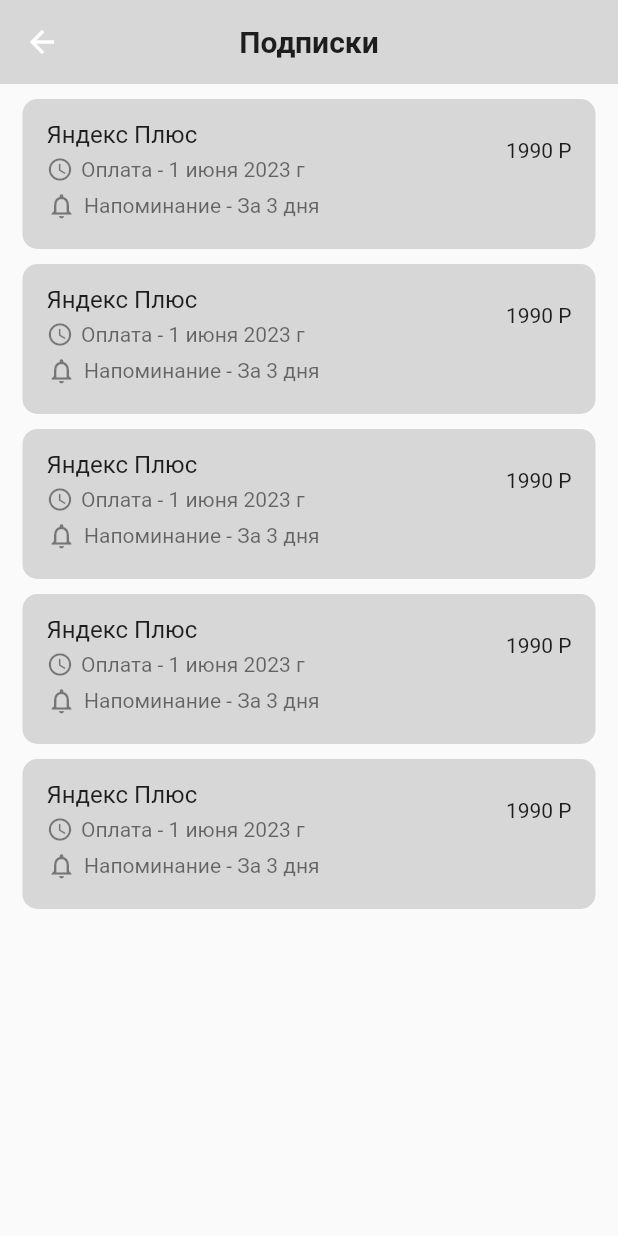
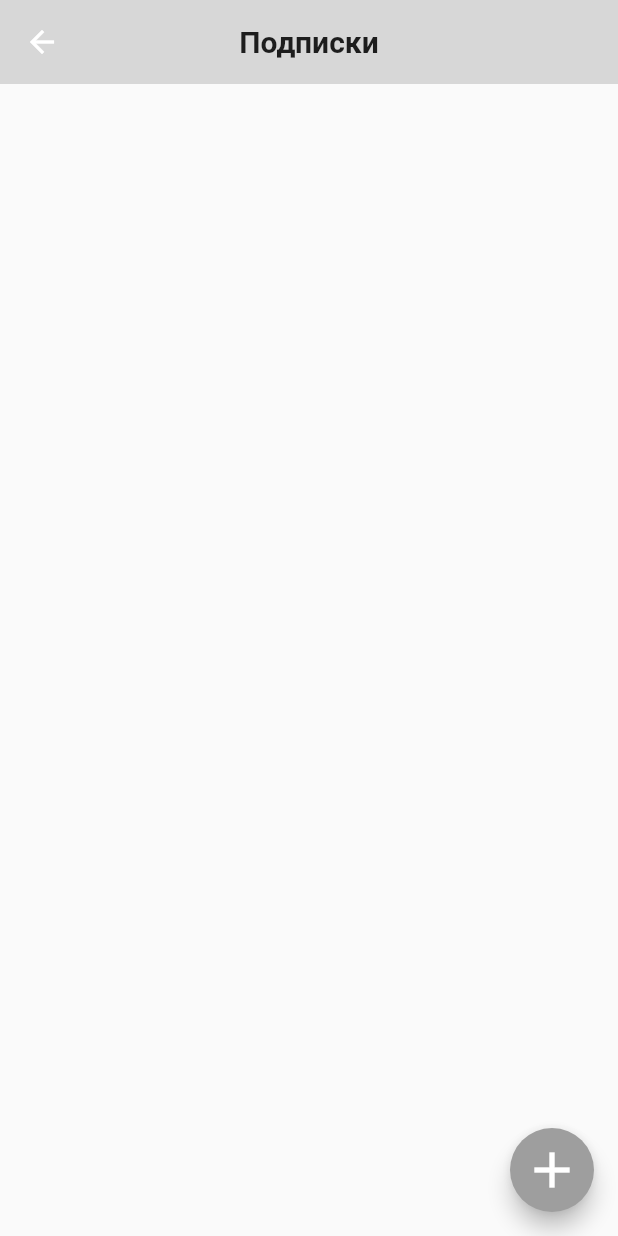
Before and after one commit to nvsces/finance-app, a Flutter app: the SubscriptionsPage screen opened by its route, on a phone screen of 412 x 824 dp. Run offline on Flutter 3.47's test engine with Material 2 defaults, Android fonts, the phone set to English and light mode, and no system bars; our stand-ins replace bloc, dio, file_picker, fl_chart, flutter_bloc, flutter_svg and 4 more; missing offline and left inert: flutter_pretty_dio_logger; accounts and stored records are empty; statements that could not run were skipped.

Commit message:
I'm stuck

```diff
--- /dev/null
+++ b/lib/data/models/subscription/subscription.dart
@@ -0,0 +1,91 @@
+// ignore_for_file: public_member_api_docs, sort_constructors_first
+import 'dart:convert';
+
+class SubscriptionModel {
+  final String name; // название
+  final String cost; // стоимость
+  final String currency; // валюта
+  final String date; // дата платежа
+  final String period; // период платежа
+  final String reminder; // напоминание
+  SubscriptionModel({
+    required this.name,
+    required this.cost,
+    required this.currency,
+    required this.date,
+    required this.period,
+    required this.reminder,
+  });
+
+  SubscriptionModel copyWith({
+    String? name,
+    String? cost,
+    String? currency,
+    String? date,
+    String? period,
+    String? reminder,
+  }) {
+    return SubscriptionModel(
+      name: name ?? this.name,
+      cost: cost ?? this.cost,
+      currency: currency ?? this.currency,
+      date: date ?? this.date,
+      period: period ?? this.period,
+      reminder: reminder ?? this.reminder,
+    );
+  }
+
+  Map<String, dynamic> toMap() {
+    return <String, dynamic>{
+      'name': name,
+      'cost': cost,
+      'currency': currency,
+      'date': date,
+      'period': period,
+      'reminder': reminder,
+    };
+  }
+
+  factory SubscriptionModel.fromMap(Map<String, dynamic> map) {
+    return SubscriptionModel(
+      name: map['name'] as String,
+      cost: map['cost'] as String,
+      currency: map['currency'] as String,
+      date: map['date'] as String,
+      period: map['period'] as String,
+      reminder: map['reminder'] as String,
+    );
+  }
+
+  String toJson() => json.encode(toMap());
+
+  factory SubscriptionModel.fromJson(String source) =>
+      SubscriptionModel.fromMap(json.decode(source) as Map<String, dynamic>);
+
+  @override
+  String toString() {
+    return 'Subscription(name: $name, cost: $cost, currency: $currency, date: $date, period: $period, reminder: $reminder)';
+  }
+
+  @override
+  bool operator ==(covariant SubscriptionModel other) {
+    if (identical(this, other)) return true;
+
+    return other.name == name &&
+        other.cost == cost &&
+        other.currency == currency &&
+        other.date == date &&
+        other.period == period &&
+        other.reminder == reminder;
+  }
+
+  @override
+  int get hashCode {
+    return name.hashCode ^
+        cost.hashCode ^
+        currency.hashCode ^
+        date.hashCode ^
+        period.hashCode ^
+        reminder.hashCode;
+  }
+}
--- a/lib/di/injector.dart
+++ b/lib/di/injector.dart
@@ -9,6 +9,7 @@
 import 'package:finance_app/domain/state/auth/auth_bloc.dart';
 import 'package:finance_app/domain/state/auth/login_cubit.dart';
 import 'package:finance_app/domain/state/expenses/expenses_bloc.dart';
+import 'package:finance_app/domain/state/subscription/subscription_bloc.dart';
 import 'package:finance_app/domain/state/upload_file/upload_file_bloc.dart';
 import 'package:get_it/get_it.dart';
 import 'package:shared_preferences/shared_preferences.dart';
@@ -59,4 +60,6 @@
   injector.registerFactory(() => LoginCubit(injector.get()));
 
   injector.registerFactory(() => UploadFileBloc(injector.get()));
+
+  // injector.registerFactory(() => SubscriptionBloc(injector.get()));
 }
--- /dev/null
+++ b/lib/domain/state/subscription/subscription_bloc.dart
@@ -0,0 +1,42 @@
+import 'package:bloc/bloc.dart';
+import 'package:freezed_annotation/freezed_annotation.dart';
+
+import '../../../data/models/subscription/subscription.dart';
+
+part 'subscription_bloc.freezed.dart';
+part 'subscription_event.dart';
+part 'subscription_state.dart';
+
+class SubscriptionBloc extends Bloc<SubscriptionEvent, SubscriptionState> {
+  SubscriptionBloc() : super(SubscriptionState.initial()) {
+    on<CreateSubscriptionEvent>(_create);
+    on<ReadSubscriptionEvent>(_read);
+    on<EditSubscriptionEvent>(_edit);
+    on<DeleteSubscriptionEvent>(_delete);
+  }
+  void _create(CreateSubscriptionEvent event, Emitter<SubscriptionState> emit) {
+    final state = this.state;
+    emit(SubscriptionState(
+        subscriptions: List.from(state.subscriptions)
+          ..add(event.subscriptions)));
+  }
+
+  // void updateCode(List subscriptions, String value, int index) {
+  //   subscriptions.insert(index, value);
+  //   emit(
+  //     state.copyWith(subscriptions: subscriptions),
+  //   );
+  // }
+
+  void _read(ReadSubscriptionEvent event, Emitter<SubscriptionState> emit) {
+    // ...
+  }
+
+  void _edit(EditSubscriptionEvent event, Emitter<SubscriptionState> emit) {
+    // ...
+  }
+
+  void _delete(DeleteSubscriptionEvent event, Emitter<SubscriptionState> emit) {
+    // ...
+  }
+}
--- /dev/null
+++ b/lib/domain/state/subscription/subscription_event.dart
@@ -0,0 +1,18 @@
+part of 'subscription_bloc.dart';
+
+@freezed
+class SubscriptionEvent with _$SubscriptionEvent {
+  const SubscriptionEvent._();
+
+  const factory SubscriptionEvent.read(
+      {required SubscriptionModel subscriptions}) = ReadSubscriptionEvent;
+
+  const factory SubscriptionEvent.create(
+      {required SubscriptionModel subscriptions}) = CreateSubscriptionEvent;
+
+  const factory SubscriptionEvent.edit(
+      {required SubscriptionModel subscriptions}) = EditSubscriptionEvent;
+
+  const factory SubscriptionEvent.delete(
+      {required SubscriptionModel subscriptions}) = DeleteSubscriptionEvent;
+}
--- /dev/null
+++ b/lib/domain/state/subscription/subscription_state.dart
@@ -0,0 +1,10 @@
+part of 'subscription_bloc.dart';
+
+@freezed
+class SubscriptionState with _$SubscriptionState {
+  const factory SubscriptionState(
+      {required List<SubscriptionModel> subscriptions}) = _SubscriptionState;
+
+  factory SubscriptionState.initial() =>
+      const SubscriptionState(subscriptions: []);
+}
--- a/lib/ui/mobile/pages/subscriptions_page.dart
+++ b/lib/ui/mobile/pages/subscriptions_page.dart
@@ -1,6 +1,9 @@
+import 'package:finance_app/data/models/subscription/subscription.dart';
+import 'package:finance_app/domain/state/subscription/subscription_bloc.dart';
 import 'package:finance_app/router/mobile_routes.dart';
 import 'package:finance_app/ui/theme/app_colors.dart';
 import 'package:flutter/material.dart';
+import 'package:flutter_bloc/flutter_bloc.dart';
 import 'package:go_router/go_router.dart';
 
 import '../../theme/app_text.dart';
@@ -10,6 +13,8 @@
 
   @override
   Widget build(BuildContext context) {
+    return BlocBuilder<SubscriptionBloc, SubscriptionState>(
+      builder: (context, state) {
         return Scaffold(
           appBar: AppBar(
             elevation: 0,
@@ -22,8 +27,35 @@
             centerTitle: true,
             backgroundColor: AppColors.grey,
           ),
-      body: ListView.builder(
-          itemCount: 5,
+          floatingActionButton: FloatingActionButton(
+            onPressed: () {
+              context.push(MobileRoutes.editSub.path);
+            },
+            backgroundColor: Colors.grey,
+            child: const Icon(
+              Icons.add,
+              color: AppColors.white,
+              size: 40,
+            ),
+          ),
+          body: SubscriptionsList(subscriptionList: state.subscriptions),
+        );
+      },
+    );
+  }
+}
+
+class SubscriptionsList extends StatelessWidget {
+  const SubscriptionsList({
+    super.key,
+    required this.subscriptionList,
+  });
+
+  final List<SubscriptionModel> subscriptionList;
+  @override
+  Widget build(BuildContext context) {
+    return ListView.builder(
+        itemCount: subscriptionList.length,
         itemBuilder: (context, index) {
           return Padding(
             padding: const EdgeInsets.only(
@@ -34,6 +66,14 @@
             child: GestureDetector(
               onLongPress: () {
                 context.push(MobileRoutes.editSub.path);
+                context.read<SubscriptionBloc>().add(SubscriptionEvent.edit(
+                    subscriptions: SubscriptionModel(
+                        name: subscriptionList[index].name,
+                        cost: subscriptionList[index].cost,
+                        currency: subscriptionList[index].currency,
+                        date: subscriptionList[index].date,
+                        period: subscriptionList[index].period,
+                        reminder: subscriptionList[index].reminder)));
               },
               child: Container(
                 decoration: const BoxDecoration(
@@ -47,8 +87,9 @@
                     height: 10,
                   ),
                   ListTile(
-                      title: Text('Яндекс Плюс'),
-                      trailing: Text('1990 Р'),
+                    title: Text(subscriptionList[index].name),
+                    trailing: Text(
+                        '${subscriptionList[index].cost} ${subscriptionList[index].currency}'),
                     subtitle: Column(
                       children: [
                         const SizedBox(
@@ -63,7 +104,7 @@
                             SizedBox(
                               width: 5,
                             ),
-                              Text('Оплата - 1 июня 2023 г'),
+                            Text('Оплата - ${subscriptionList[index].date}'),
                           ],
                         ),
                         const SizedBox(
@@ -78,7 +119,8 @@
                             SizedBox(
                               width: 5,
                             ),
-                              Text('Напоминание - За 3 дня'),
+                            Text(
+                                'Напоминание - ${subscriptionList[index].reminder}'),
                           ],
                         )
                       ],
@@ -88,7 +130,6 @@
               ),
             ),
           );
-          }),
-    );
+        });
   }
 }
```
Also changed, not shown: lib/main.dart (+7 -0 lines), lib/ui/mobile/pages/edit_sub_page.dart (+35 -11 lines), lib/domain/state/subscription/subscription_bloc.freezed.dart (added). Lines whose indentation alone changed are shown as unchanged.
